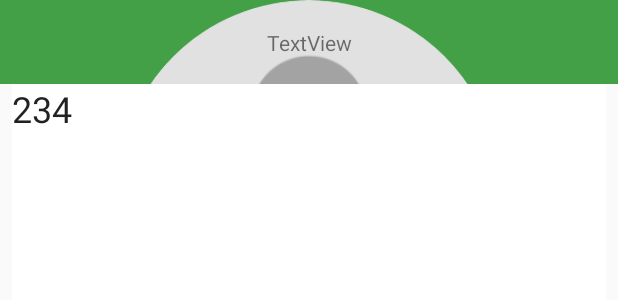
After one commit to mr-variant/EnglishGrow, an Android app: the layout activity_change_comment.xml on its own in the app's theme, with its tools: preview values and no code run, on a phone screen of 412 x 824 dp. The commit adds this screen. Shown: the top 300 px of the screen. Run offline under Robolectric (Android 15) with nearby library versions, the phone set to English and light mode, and no system bars.

Commit message:
Fix delete comment. Add changeCommentActivity.

```diff
--- a/app/src/main/AndroidManifest.xml
+++ b/app/src/main/AndroidManifest.xml
@@ -39,8 +39,9 @@
             android:screenOrientation="portrait" />
         <activity
             android:name=".NewPostActivity"
-            android:screenOrientation="portrait"></activity>
-        <activity android:name=".CommentsActivity"></activity>
+            android:screenOrientation="portrait" />
+        <activity android:name=".CommentsActivity" />
+        <activity android:name=".ChangeCommentActivity"></activity>
     </application>
 
 </manifest>
--- a/app/src/main/java/aksenchyk/englishgrow/CommentsActivity.java
+++ b/app/src/main/java/aksenchyk/englishgrow/CommentsActivity.java
@@ -157,7 +157,7 @@ public class CommentsActivity extends AppCompatActivity
 
 
         // RecyclerView
-        mCommentsRecyclerAdapter = new CommentsRecyclerAdapter(commentsQuery) {
+        mCommentsRecyclerAdapter = new CommentsRecyclerAdapter(commentsQuery,blogPostID) {
             @Override
             protected void onDataChanged() {
                 if (getItemCount() == 0) {
--- a/app/src/main/java/aksenchyk/englishgrow/bottom_navigation_fragments/ChatFragment.java
+++ b/app/src/main/java/aksenchyk/englishgrow/bottom_navigation_fragments/ChatFragment.java
@@ -267,6 +267,7 @@ public class ChatFragment extends Fragment {
     }
 
 
+
    /*  @Override
     public void onCreateOptionsMenu(Menu menu, MenuInflater inflater) {
         inflater.inflate(R.menu.me, menu);
--- /dev/null
+++ b/app/src/main/res/drawable/ic_clear.xml
@@ -0,0 +1,5 @@
+<vector android:height="24dp" android:tint="#BDBDBD"
+    android:viewportHeight="24.0" android:viewportWidth="24.0"
+    android:width="24dp" xmlns:android="http://schemas.android.com/apk/res/android">
+    <path android:fillColor="#FF000000" android:pathData="M19,6.41L17.59,5 12,10.59 6.41,5 5,6.41 10.59,12 5,17.59 6.41,19 12,13.41 17.59,19 19,17.59 13.41,12z"/>
+</vector>
--- /dev/null
+++ b/app/src/main/res/layout/activity_change_comment.xml
@@ -0,0 +1,62 @@
+<?xml version="1.0" encoding="utf-8"?>
+<android.support.constraint.ConstraintLayout xmlns:android="http://schemas.android.com/apk/res/android"
+    xmlns:app="http://schemas.android.com/apk/res-auto"
+    xmlns:tools="http://schemas.android.com/tools"
+    android:layout_width="match_parent"
+    android:layout_height="match_parent"
+    tools:context=".ChangeCommentActivity">
+
+    <android.support.v7.widget.Toolbar
+        android:id="@+id/toolbarChangeComment"
+        android:layout_width="match_parent"
+        android:layout_height="wrap_content"
+        android:layout_weight="1"
+        android:background="@color/colorPrimary"
+        android:theme="@style/ThemeOverlay.AppCompat.Dark.ActionBar" />
+
+
+    <de.hdodenhof.circleimageview.CircleImageView
+        android:id="@+id/profileImageEditComment"
+        android:layout_width="256dp"
+        android:layout_height="256dp"
+        android:layout_marginTop="32dp"
+        android:src="@drawable/default_image"
+        app:layout_constraintEnd_toEndOf="parent"
+        app:layout_constraintStart_toStartOf="parent"
+        app:layout_constraintTop_toBottomOf="@+id/toolbarSetup" />
+
+
+    <TextView
+        android:id="@+id/textViewEditComment"
+        android:layout_width="wrap_content"
+        android:layout_height="wrap_content"
+        android:layout_marginBottom="8dp"
+        android:layout_marginEnd="8dp"
+        android:layout_marginStart="8dp"
+        android:layout_marginTop="8dp"
+        android:text="TextView"
+        app:layout_constraintBottom_toTopOf="@+id/editText"
+        app:layout_constraintEnd_toEndOf="@+id/toolbarChangeComment"
+        app:layout_constraintStart_toStartOf="parent"
+        app:layout_constraintTop_toTopOf="@+id/toolbarChangeComment" />
+
+    <EditText
+        android:id="@+id/editText"
+        android:layout_width="match_parent"
+        android:layout_height="0dp"
+        android:layout_marginEnd="8dp"
+        android:layout_marginStart="8dp"
+        android:layout_weight="1"
+        android:background="@android:color/white"
+        android:ems="10"
+        android:gravity="start"
+        android:inputType="textMultiLine"
+        android:text="234"
+        android:textSize="24sp"
+        app:layout_constraintBottom_toBottomOf="parent"
+        app:layout_constraintEnd_toEndOf="parent"
+        app:layout_constraintStart_toStartOf="parent"
+        app:layout_constraintTop_toBottomOf="@+id/toolbarChangeComment" />
+
+
+</android.support.constraint.ConstraintLayout>
--- a/app/src/main/res/values/strings.xml
+++ b/app/src/main/res/values/strings.xml
@@ -93,4 +93,6 @@
     <string name="comment_copy">Комментарий скопирован в буфер</string>
     <string name="comment_delete">Комментарий был удалён</string>
 
+
+
 </resources>
```
Also changed, not shown: app/src/main/java/aksenchyk/englishgrow/ChangeCommentActivity.java (added, +82 -0 lines), app/src/main/java/aksenchyk/englishgrow/MainActivity.java (+12 -2 lines), app/src/main/java/aksenchyk/englishgrow/adapters/CommentsRecyclerAdapter.java (+15 -6 lines), app/src/main/res/menu/comment_change.xml (added, +11 -0 lines).
